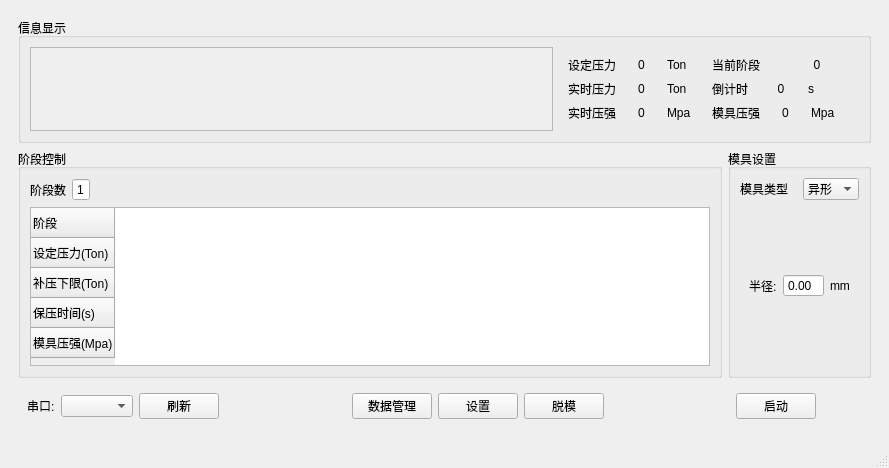
Qt form ztable_press_bot/ui/uihome.ui (zhangguoqian/press_sdk_project) before a commit.
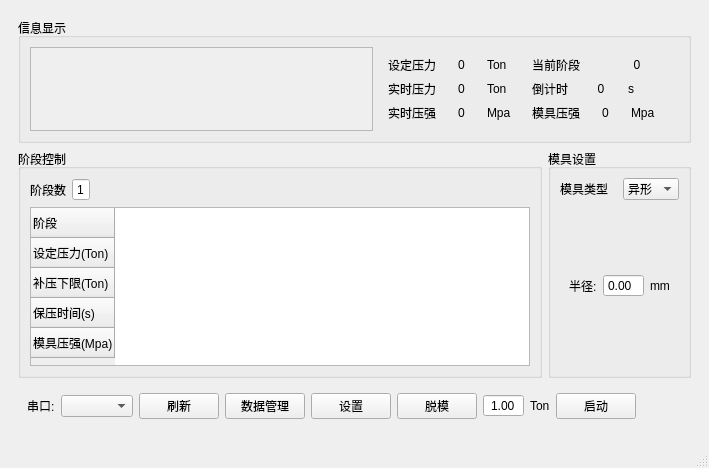
The same form after that commit. The open tabs and pages were chosen to show the change. Custom widgets are drawn as their Qt base class.

Diff of the .ui file:
```diff
--- a/ztable_press_bot/ui/uihome.ui
+++ b/ztable_press_bot/ui/uihome.ui
@@ -6,7 +6,7 @@
    <rect>
     <x>0</x>
     <y>0</y>
-    <width>889</width>
+    <width>680</width>
     <height>468</height>
    </rect>
   </property>
@@ -306,6 +306,32 @@
              </property>
             </widget>
            </item>
+           <item>
+            <widget class="QDoubleSpinBox" name="dBoxPushValue">
+             <property name="alignment">
+              <set>Qt::AlignCenter</set>
+             </property>
+             <property name="buttonSymbols">
+              <enum>QAbstractSpinBox::NoButtons</enum>
+             </property>
+             <property name="minimum">
+              <double>1.000000000000000</double>
+             </property>
+             <property name="maximum">
+              <double>10.000000000000000</double>
+             </property>
+             <property name="singleStep">
+              <double>0.100000000000000</double>
+             </property>
+            </widget>
+           </item>
+           <item>
+            <widget class="QLabel" name="labelUnitTon">
+             <property name="text">
+              <string>Ton</string>
+             </property>
+            </widget>
+           </item>
            <item>
             <spacer name="horizontalSpacer_2">
              <property name="orientation">
@@ -324,9 +350,6 @@
              <property name="text">
               <string>启动</string>
              </property>
-             <property name="checkable">
-              <bool>true</bool>
-             </property>
             </widget>
            </item>
            <item>
@@ -364,8 +387,8 @@
                <rect>
                 <x>0</x>
                 <y>0</y>
-                <width>525</width>
-                <height>73</height>
+                <width>316</width>
+                <height>75</height>
                </rect>
               </property>
              </widget>
```
Left out of the diff: 79 changed lines with no effect on the pictures.
